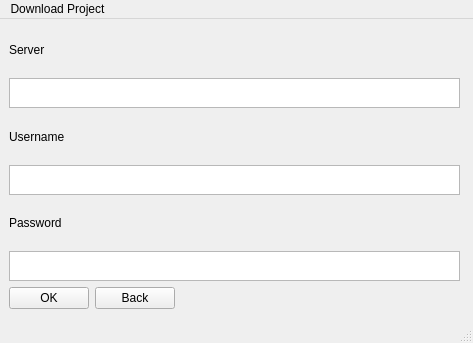
First picture: the form in meg_runtime/ui/clonepanel.ui, repository MultimediaExtensibleGit/Runtime, before the edit.
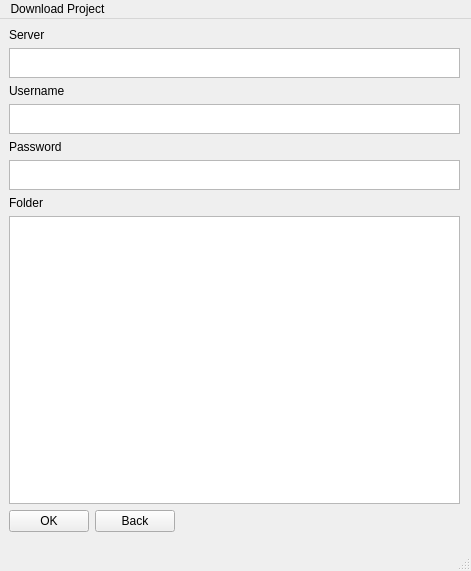
Second picture: the form after the edit.

Patch:
```diff
--- a/meg_runtime/ui/clonepanel.ui
+++ b/meg_runtime/ui/clonepanel.ui
@@ -6,10 +6,16 @@
    <rect>
     <x>0</x>
     <y>0</y>
-    <width>473</width>
-    <height>343</height>
+    <width>471</width>
+    <height>571</height>
    </rect>
   </property>
+  <property name="sizePolicy">
+   <sizepolicy hsizetype="Maximum" vsizetype="Maximum">
+    <horstretch>0</horstretch>
+    <verstretch>0</verstretch>
+   </sizepolicy>
+  </property>
   <property name="windowTitle">
    <string>MainWindow</string>
   </property>
@@ -20,7 +26,7 @@
       <x>9</x>
       <y>9</y>
       <width>451</width>
-      <height>281</height>
+      <height>504</height>
      </rect>
     </property>
     <layout class="QVBoxLayout" name="verticalLayout">
@@ -78,6 +84,23 @@
        </property>
       </widget>
      </item>
+     <item>
+      <widget class="QLabel" name="label_4">
+       <property name="text">
+        <string>Folder</string>
+       </property>
+      </widget>
+     </item>
+     <item>
+      <widget class="QTreeView" name="treeView">
+       <property name="minimumSize">
+        <size>
+         <width>0</width>
+         <height>250</height>
+        </size>
+       </property>
+      </widget>
+     </item>
      <item>
       <layout class="QHBoxLayout" name="horizontalLayout">
        <item>
@@ -117,7 +140,7 @@
     <rect>
      <x>0</x>
      <y>0</y>
-     <width>473</width>
+     <width>471</width>
      <height>29</height>
     </rect>
    </property>
```
